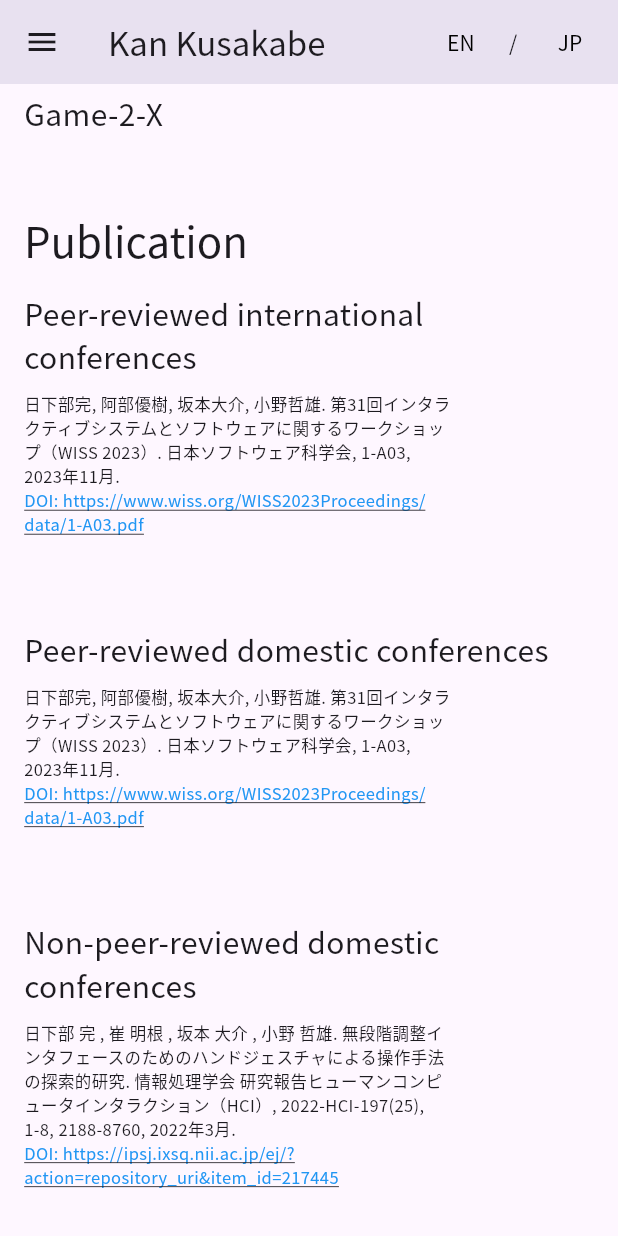
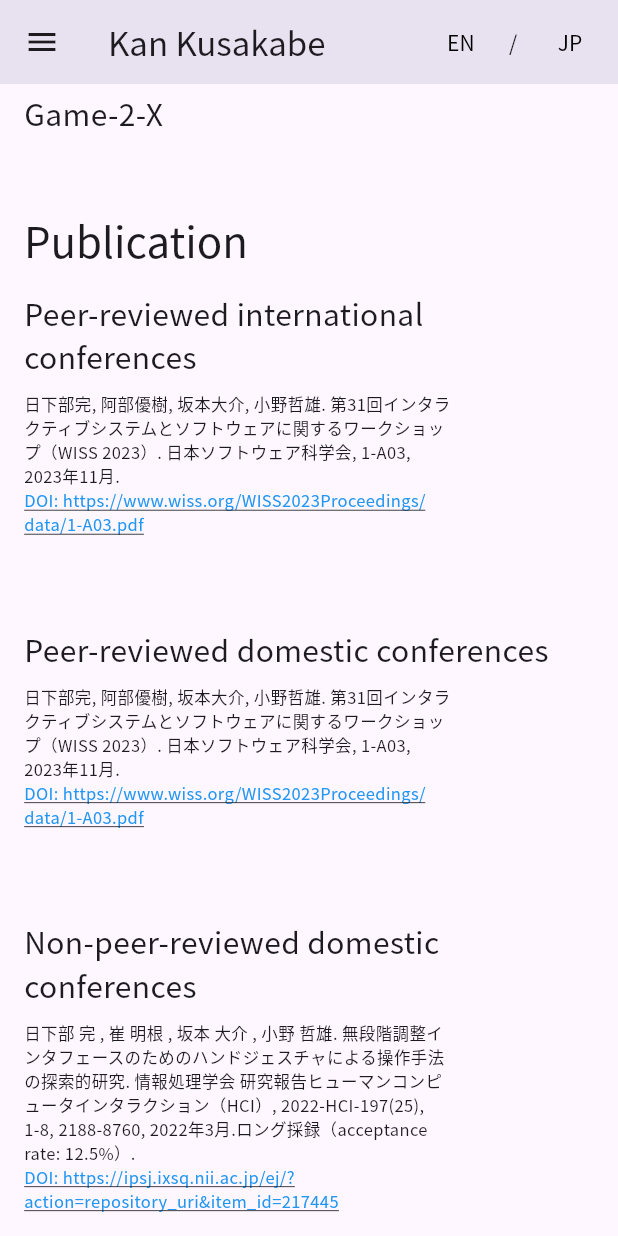
Before and after one commit to osyakan/portfolio, a Flutter app: the screen it shows after launch, scrolled down 576 dp, on a phone screen of 412 x 824 dp. Run offline on Flutter 3.47's test engine with Material 3 defaults, Android fonts, the phone set to English and light mode, and no system bars; our stand-ins replace font_awesome_flutter, youtube_player_iframe; generated files the repository leaves out were written again.

```diff
--- a/website/lib/main.dart
+++ b/website/lib/main.dart
@@ -465,7 +465,7 @@ class PublicationContent extends StatelessWidget {
     final publications_jp_peer = [
       {
         'publication':
-            '日下部完, 阿部優樹, 坂本大介, 小野哲雄. 第31回インタラクティブシステムとソフトウェアに関するワークショップ（WISS 2023）. 日本ソフトウェア科学会, 1-A03, 2023年11月.',
+            '日下部完, 阿部優樹, 坂本大介, 小野哲雄. 第31回インタラクティブシステムとソフトウェアに関するワークショップ（WISS 2023）. 日本ソフトウェア科学会, 1-A03, 2023年11月. ',
         'doi': 'https://www.wiss.org/WISS2023Proceedings/data/1-A03.pdf'
       },
     ];
@@ -473,7 +473,7 @@ class PublicationContent extends StatelessWidget {
     final publications_jp_non_peer = [
       {
         'publication':
-            '日下部 完 , 崔 明根 , 坂本 大介 , 小野 哲雄. 無段階調整インタフェースのためのハンドジェスチャによる操作手法の探索的研究. 情報処理学会 研究報告ヒューマンコンピュータインタラクション（HCI）, 2022-HCI-197(25), 1-8, 2188-8760, 2022年3月.',
+            '日下部 完 , 崔 明根 , 坂本 大介 , 小野 哲雄. 無段階調整インタフェースのためのハンドジェスチャによる操作手法の探索的研究. 情報処理学会 研究報告ヒューマンコンピュータインタラクション（HCI）, 2022-HCI-197(25), 1-8, 2188-8760, 2022年3月.ロング採録（acceptance rate: 12.5%）.',
         'doi':
             'https://ipsj.ixsq.nii.ac.jp/ej/?action=repository_uri&item_id=217445'
       },
```
